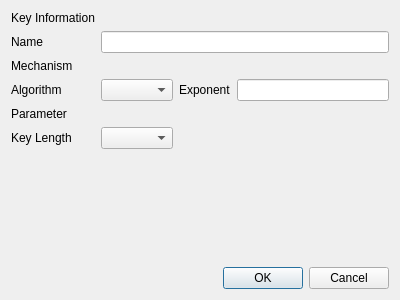
Before: the Qt Designer form CAMan/new_key_dlg.ui in jykim74/CertMan, drawn with Qt 5.
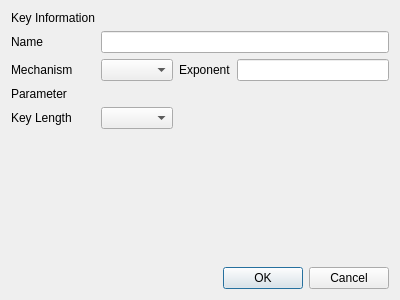
After: the same form once the commit is applied.

The edit to the form file:
```diff
--- a/CAMan/new_key_dlg.ui
+++ b/CAMan/new_key_dlg.ui
@@ -22,14 +22,7 @@
     </widget>
    </item>
    <item row="3" column="3">
-    <widget class="QLineEdit" name="lineEdit_2"/>
-   </item>
-   <item row="3" column="0">
-    <widget class="QLabel" name="label_4">
-     <property name="text">
-      <string>Algorithm</string>
-     </property>
-    </widget>
+    <widget class="QLineEdit" name="mExponentText"/>
    </item>
    <item row="3" column="2">
     <widget class="QLabel" name="label_5">
@@ -45,13 +38,6 @@
      </property>
     </widget>
    </item>
-   <item row="2" column="0">
-    <widget class="QLabel" name="label_3">
-     <property name="text">
-      <string>Mechanism</string>
-     </property>
-    </widget>
-   </item>
    <item row="0" column="0">
     <widget class="QLabel" name="label">
      <property name="text">
@@ -98,6 +84,13 @@
      </property>
     </widget>
    </item>
+   <item row="3" column="0">
+    <widget class="QLabel" name="label_3">
+     <property name="text">
+      <string>Mechanism</string>
+     </property>
+    </widget>
+   </item>
   </layout>
  </widget>
  <resources/>
```
Left out of the diff: 8 changed lines with no effect on the pictures.
